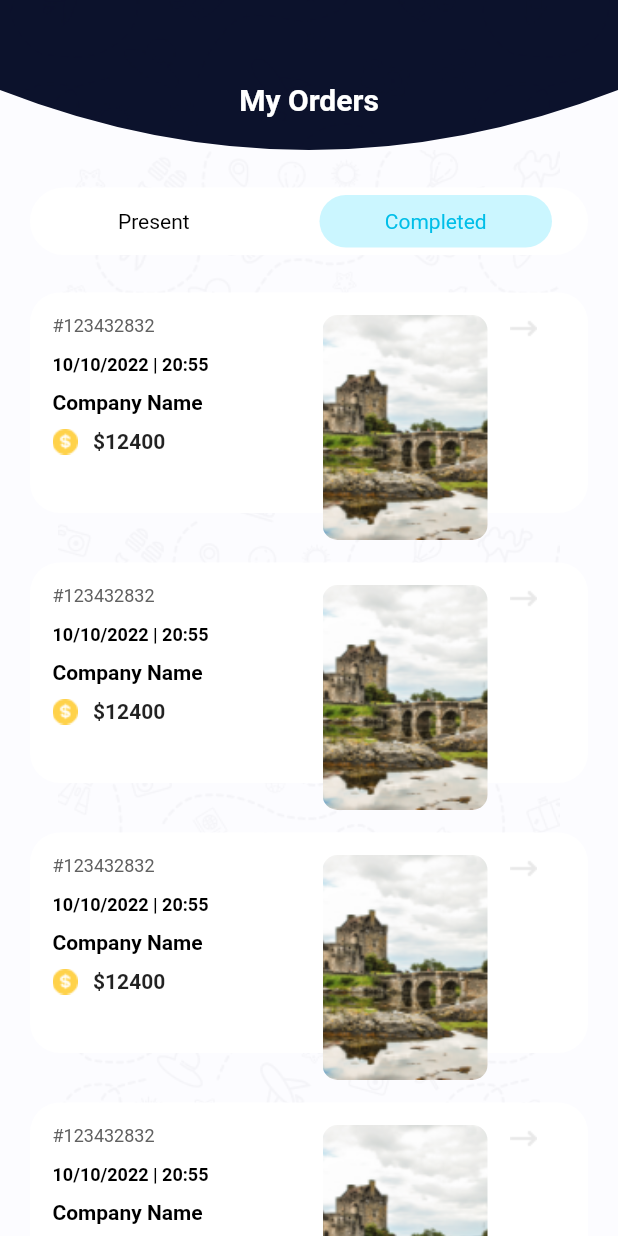
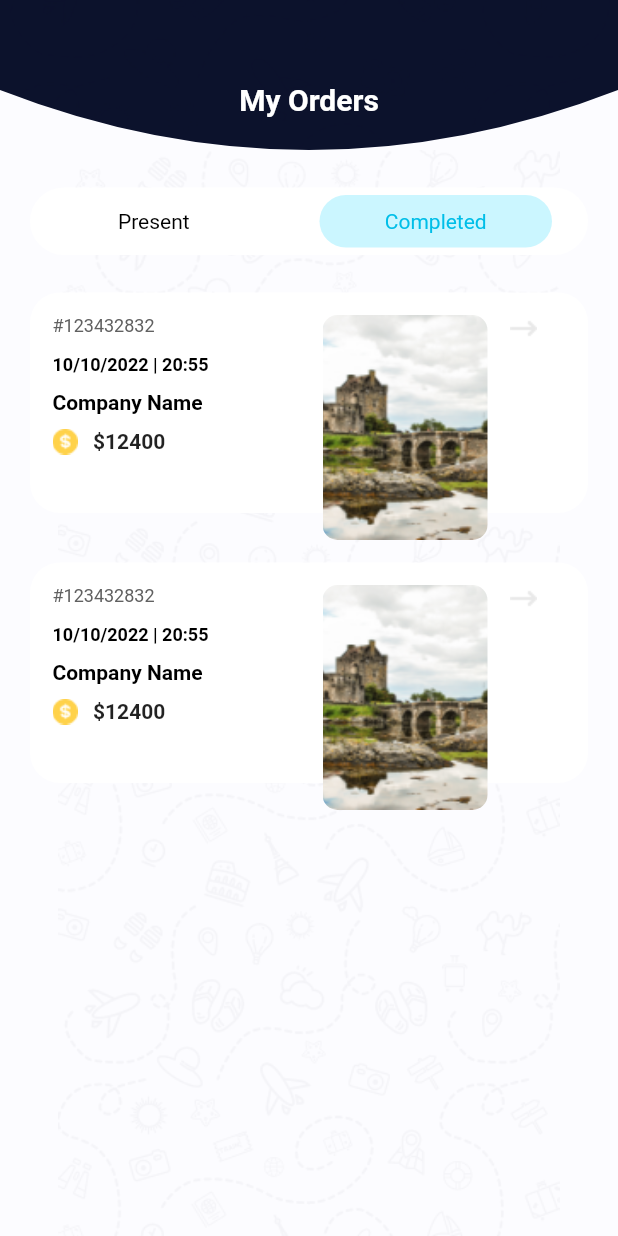
Before and after one commit to Omar-Moshtaha/tourism, a Flutter app: the screen it shows after launch, on a phone screen of 412 x 824 dp. Run offline on Flutter 3.47's test engine with Material 2 defaults, Android fonts, the phone set to English and light mode, and no system bars; our stand-ins replace flutter_custom_clippers, flutter_switch, hexcolor.

Commit message:
MyOrders

```diff
--- a/lib/my_orders.dart
+++ b/lib/my_orders.dart
@@ -47,9 +47,7 @@ bool value=false;
 
       ),
 body:  Container(
-  child:   SingleChildScrollView(
-    physics:  BouncingScrollPhysics(),
-    child: Column(
+  child:   Column(
 
     children: [
 
@@ -198,6 +196,7 @@ children: [
 
         Container(
 
+
           child: Column(
 
             crossAxisAlignment: CrossAxisAlignment.start,
@@ -334,7 +333,7 @@ children: [
 
     ),
 
-    ),separatorBuilder: (context, index) => SizedBox(height: 15,),itemCount: 5,),
+  ),separatorBuilder: (context, index) => SizedBox(height: 15,),itemCount: 2,),
 
 
 ],
@@ -498,7 +497,6 @@ children: [
     ],
 
   ),
-  ),
   decoration: BoxDecoration(
     image: DecorationImage(
       image: AssetImage("image/image1.png"),
```
Lines whose indentation alone changed are shown as unchanged.
